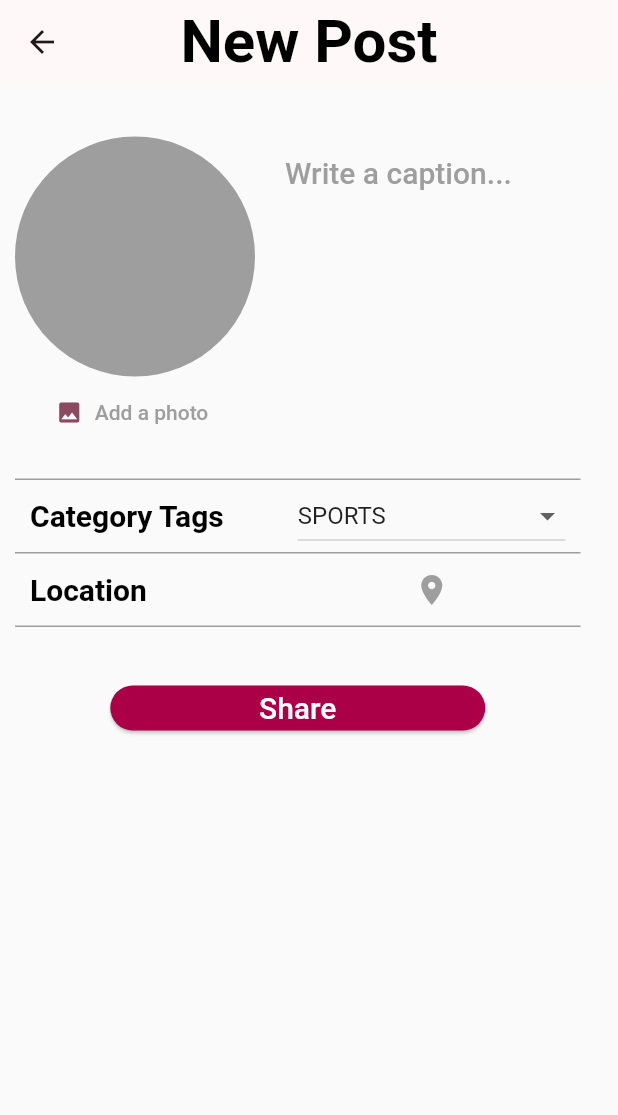
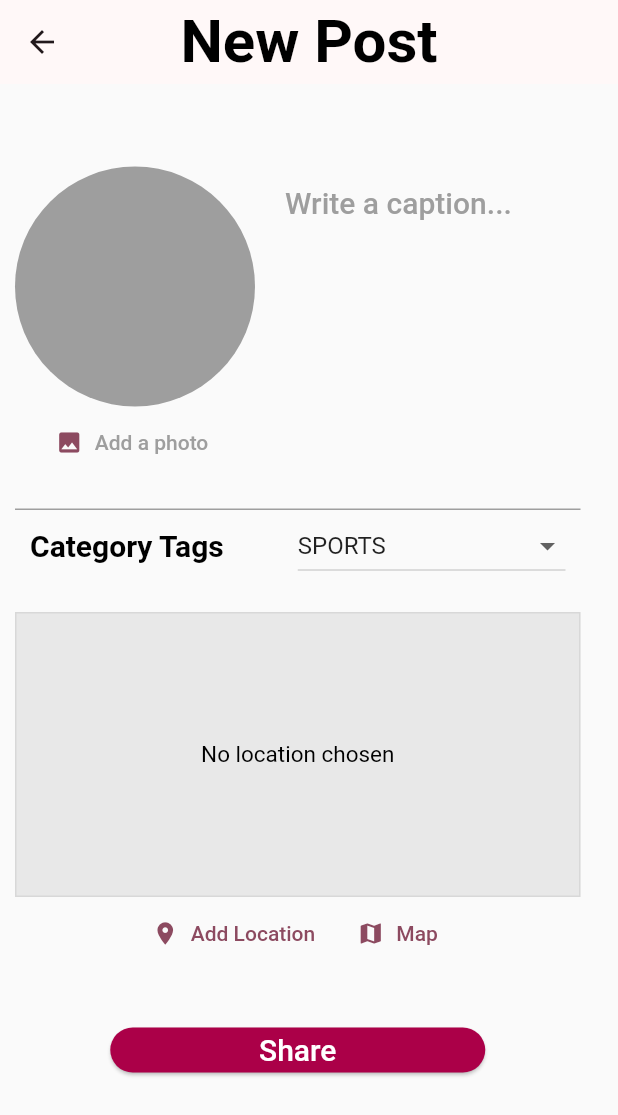
Before and after one commit to ISIS3510-202320-Team22/Flutter, a Flutter app: the screen it shows after launch, item 2 of the bottom bar chosen, on a phone screen of 412 x 824 dp. Shown: the top 1115 px of the screen. Run offline on Flutter 3.47's test engine with Material 2 defaults, Android fonts, the light colour scheme and no system bars; our stand-ins replace bloc, flutter_bloc, google_fonts, image_picker, location.

Commit message:
Locatiion view done, connection with google missing

```diff
--- /dev/null
+++ b/lib/components/publish_photos/ui/add_location.dart
@@ -0,0 +1,83 @@
+import 'package:flutter/material.dart';
+import 'package:google_fonts/google_fonts.dart';
+import 'package:location/location.dart';
+
+
+class AddLocation extends StatefulWidget{
+
+  AddLocation({super.key});
+
+  @override
+  State<AddLocation> createState(){
+    return _AddLocationState();
+  }
+}
+
+  class _AddLocationState extends State<AddLocation>{
+
+    void _getCurrentLocation() async{
+
+      Location location = new Location();
+
+      bool serviceEnabled;
+      PermissionStatus permissionGranted;
+      LocationData locationData;
+
+      serviceEnabled = await location.serviceEnabled();
+      if (!serviceEnabled) {
+        serviceEnabled = await location.requestService();
+        if (!serviceEnabled) {
+          return;
+        }
+      }
+
+      permissionGranted = await location.hasPermission();
+      if (permissionGranted == PermissionStatus.denied) {
+        permissionGranted = await location.requestPermission();
+        if (permissionGranted != PermissionStatus.granted) {
+          return;
+        }
+      }
+
+      locationData = await location.getLocation();
+    }
+
+    @override
+    Widget build(context){
+      return Column(children: [
+
+        Container( // Where the map location is goign to be displayed
+            height: 190,
+            width: double.infinity,
+            alignment: Alignment.center,
+            decoration: BoxDecoration(
+              border: Border.all(color: const Color.fromARGB(100, 192, 192, 192)),
+              color: Colors.grey.withOpacity(0.2)
+            ),
+            child: Text(
+              "No location chosen",
+              style: GoogleFonts.roboto(color: Colors.black, fontSize: 15),
+            ),
+        ),
+
+        //Buttons
+        Row(
+          mainAxisAlignment: MainAxisAlignment.center,
+          children: [
+          TextButton.icon(
+            icon: const Icon(Icons.location_on),
+            label: const Text("Add Location"),
+            onPressed: () {},
+          ),
+
+           TextButton.icon(
+            icon: const Icon(Icons.map),
+            label: const Text("Map"),
+            onPressed: () {},
+          )
+
+        ],
+        )
+      ],);
+    }
+  }
--- a/lib/components/publish_photos/ui/publish_photo.dart
+++ b/lib/components/publish_photos/ui/publish_photo.dart
@@ -1,5 +1,6 @@
 import 'package:flutter/material.dart';
 import 'package:google_fonts/google_fonts.dart';
+import 'package:guarap/components/publish_photos/ui/add_location.dart';
 import 'package:guarap/components/publish_photos/ui/take_photo.dart';
 
 enum Category { sports, events, chill, food, study, other }
@@ -26,13 +27,15 @@ class _PublishPhotoState extends State<PublishPhoto> {
           ),
           centerTitle: true,
       ),
+      resizeToAvoidBottomInset: true,
       body:
-      Padding(
+      SingleChildScrollView(
+        child: Padding(
           padding: const EdgeInsets.fromLTRB(10, 25, 25, 25),
           child: Column(
             children: [
 
-            const SizedBox(height: 10),
+              const SizedBox(height: 30),
 
               // First row for image post and the input field
               Row(
@@ -69,7 +72,6 @@ class _PublishPhotoState extends State<PublishPhoto> {
                 decoration: const BoxDecoration(
                   border: Border(
                     top: BorderSide(width: 1.0, color: Colors.grey),
-                  bottom: BorderSide(width: 1.0, color: Colors.grey),
                   ),
                 ),
                 child: Row(
@@ -108,41 +110,10 @@ class _PublishPhotoState extends State<PublishPhoto> {
                 ),
               ),
 
-            // Third row for the location
-            Container(
-              // Give some padding to inner elements
-              padding: const EdgeInsets.symmetric(horizontal: 10),
-              // Container border but only the top and bottom
-              decoration: const BoxDecoration(
-                border: Border(
-                  bottom: BorderSide(width: 1.0, color: Colors.grey),
-                ),
-              ),
-              child: Row(
-                children: [
-                  Expanded(
-                    child: TextField(
-                      keyboardType: TextInputType.multiline,
-                      decoration: InputDecoration(
-                        hintText: "Location",
-                        border: InputBorder.none,
-                        // text styling
-                        hintStyle: GoogleFonts.roboto(
-                            color: Colors.black,
-                            fontSize: 20,
-                            fontWeight: FontWeight.bold),
-                      ),
-                    ),
-                  ),
-                  Expanded(child: IconButton(
-                    onPressed: () {},
-                    icon: const Icon(Icons.location_on),
-                    color: Colors.grey,
-                  ),
-                  )
-                ],
-              ),
-            ),
+              const SizedBox(height: 20,),
+
+              //Third row for the location of the user
+              AddLocation(),
 
               const SizedBox(height: 30),
 
@@ -165,6 +136,7 @@ class _PublishPhotoState extends State<PublishPhoto> {
               ),
             ],
           ),
+        ),
       )
     );
   }
--- a/pubspec.yaml
+++ b/pubspec.yaml
@@ -37,6 +37,7 @@ dependencies:
   cupertino_icons: ^1.0.2
   google_fonts: ^6.1.0
   image_picker: ^1.0.4
+  location: ^5.0.3
 
 dev_dependencies:
   flutter_test:
```
Also changed, not shown: pubspec.lock, 2 other files. Lines whose indentation alone changed are shown as unchanged.
